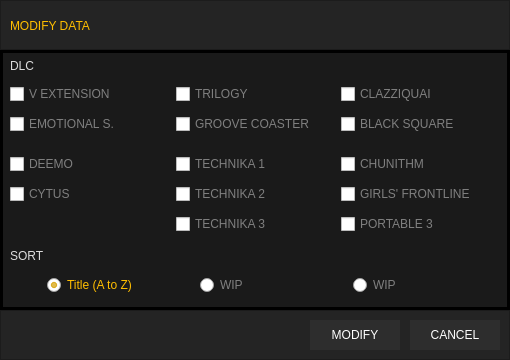
The window that ui/modify_data_ui.ui (wowvv0w/djmax-random-selector) describes before a commit, drawn with Qt 5.
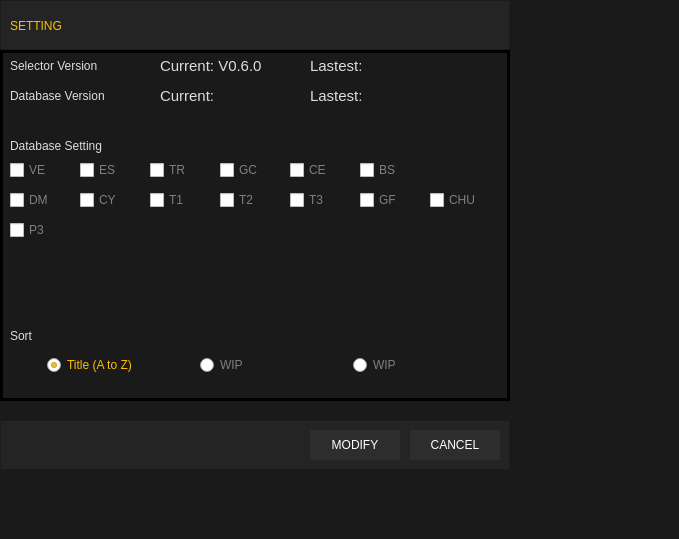
The same window after the commit.

Commit message: making setting, move functions to package, code optimize

The edit to the form file:
```diff
--- a/ui/modify_data_ui.ui
+++ b/ui/modify_data_ui.ui
@@ -6,8 +6,8 @@
    <rect>
     <x>0</x>
     <y>0</y>
-    <width>510</width>
-    <height>360</height>
+    <width>679</width>
+    <height>539</height>
    </rect>
   </property>
   <property name="minimumSize">
@@ -16,12 +16,6 @@
     <height>300</height>
    </size>
   </property>
-  <property name="maximumSize">
-   <size>
-    <width>510</width>
-    <height>360</height>
-   </size>
-  </property>
   <property name="windowTitle">
    <string>Dialog</string>
   </property>
@@ -42,7 +36,6 @@
    <property name="font">
     <font>
      <family>Lato</family>
-     <pointsize>9</pointsize>
      <weight>75</weight>
      <italic>false</italic>
      <bold>true</bold>
@@ -71,7 +64,7 @@
 font: 14pt &quot;Lato&quot;;</string>
     </property>
     <property name="text">
-     <string>MODIFY DATA</string>
+     <string>SETTING</string>
     </property>
    </widget>
   </widget>
@@ -79,7 +72,7 @@
    <property name="geometry">
     <rect>
      <x>0</x>
-     <y>310</y>
+     <y>420</y>
      <width>510</width>
      <height>50</height>
     </rect>
@@ -135,7 +128,7 @@
      <x>0</x>
      <y>50</y>
      <width>510</width>
-     <height>260</height>
+     <height>351</height>
     </rect>
    </property>
    <property name="styleSheet">
@@ -157,6 +150,12 @@
 }
 QRadioButton:Checked{
 	color: #ffbe00;
+}
+QLabel{
+	background:transparent;
+	border: none;
+	color: #dddddd;
+	font: 18px &quot;Lato&quot;;
 }</string>
    </property>
    <property name="frameShape">
@@ -165,210 +164,37 @@
    <property name="frameShadow">
     <enum>QFrame::Raised</enum>
    </property>
-   <widget class="QWidget" name="gridLayoutWidget">
-    <property name="geometry">
-     <rect>
-      <x>10</x>
-      <y>30</y>
-      <width>491</width>
-      <height>161</height>
-     </rect>
-    </property>
-    <layout class="QGridLayout" name="gridLayout">
-     <item row="1" column="0">
-      <widget class="QCheckBox" name="yd_cb_es">
-       <property name="text">
-        <string>EMOTIONAL S.</string>
-       </property>
-      </widget>
-     </item>
-     <item row="1" column="2">
-      <widget class="QCheckBox" name="yd_cb_gc">
-       <property name="text">
-        <string>GROOVE COASTER</string>
-       </property>
-      </widget>
-     </item>
-     <item row="0" column="2">
-      <widget class="QCheckBox" name="yd_cb_tr">
-       <property name="text">
-        <string>TRILOGY</string>
-       </property>
-      </widget>
-     </item>
-     <item row="0" column="4">
-      <widget class="QCheckBox" name="yd_cb_ce">
-       <property name="text">
-        <string>CLAZZIQUAI</string>
-       </property>
-      </widget>
-     </item>
-     <item row="1" column="4">
-      <widget class="QCheckBox" name="yd_cb_bs">
-       <property name="text">
-        <string>BLACK SQUARE</string>
-       </property>
-       <property name="checked">
-        <bool>false</bool>
-       </property>
-      </widget>
-     </item>
-     <item row="2" column="0">
-      <spacer name="verticalSpacer">
-       <property name="orientation">
-        <enum>Qt::Vertical</enum>
-       </property>
-       <property name="sizeType">
-        <enum>QSizePolicy::Fixed</enum>
-       </property>
-       <property name="sizeHint" stdset="0">
-        <size>
-         <width>0</width>
-         <height>10</height>
-        </size>
-       </property>
-      </spacer>
-     </item>
-     <item row="0" column="3">
-      <spacer name="horizontalSpacer_2">
-       <property name="orientation">
-        <enum>Qt::Horizontal</enum>
-       </property>
-       <property name="sizeType">
-        <enum>QSizePolicy::Fixed</enum>
-       </property>
-       <property name="sizeHint" stdset="0">
-        <size>
-         <width>0</width>
-         <height>0</height>
-        </size>
-       </property>
-      </spacer>
-     </item>
-     <item row="4" column="0">
-      <widget class="QCheckBox" name="yd_cb_cy">
-       <property name="text">
-        <string>CYTUS</string>
-       </property>
-      </widget>
-     </item>
-     <item row="4" column="2">
-      <widget class="QCheckBox" name="yd_cb_t2">
-       <property name="text">
-        <string>TECHNIKA 2</string>
-       </property>
-      </widget>
-     </item>
-     <item row="5" column="4">
-      <widget class="QCheckBox" name="yd_cb_p3">
-       <property name="text">
-        <string>PORTABLE 3</string>
-       </property>
-      </widget>
-     </item>
-     <item row="4" column="4">
-      <widget class="QCheckBox" name="yd_cb_gf">
-       <property name="text">
-        <string>GIRLS' FRONTLINE</string>
-       </property>
-      </widget>
-     </item>
-     <item row="5" column="2">
-      <widget class="QCheckBox" name="yd_cb_t3">
-       <property name="text">
-        <string>TECHNIKA 3</string>
-       </property>
-      </widget>
-     </item>
-     <item row="0" column="1">
-      <spacer name="horizontalSpacer">
-       <property name="orientation">
-        <enum>Qt::Horizontal</enum>
-       </property>
-       <property name="sizeType">
-        <enum>QSizePolicy::Fixed</enum>
-       </property>
-       <property name="sizeHint" stdset="0">
-        <size>
-         <width>0</width>
-         <height>0</height>
-        </size>
-       </property>
-      </spacer>
-     </item>
-     <item row="3" column="0">
-      <widget class="QCheckBox" name="yd_cb_dm">
-       <property name="text">
-        <string>DEEMO</string>
-       </property>
-      </widget>
-     </item>
-     <item row="0" column="0">
-      <widget class="QCheckBox" name="yd_cb_ve">
-       <property name="text">
-        <string>V EXTENSION</string>
-       </property>
-      </widget>
-     </item>
-     <item row="3" column="2">
-      <widget class="QCheckBox" name="yd_cb_t1">
-       <property name="text">
-        <string>TECHNIKA 1</string>
-       </property>
-      </widget>
-     </item>
-     <item row="3" column="4">
-      <widget class="QCheckBox" name="yd_cb_chu">
-       <property name="text">
-        <string>CHUNITHM</string>
-       </property>
-      </widget>
-     </item>
-    </layout>
-   </widget>
    <widget class="QLabel" name="label_2">
     <property name="geometry">
      <rect>
       <x>10</x>
-      <y>0</y>
+      <y>80</y>
       <width>141</width>
       <height>31</height>
      </rect>
     </property>
-    <property name="styleSheet">
-     <string notr="true">background:transparent;
-border: none;
-color: #dddddd;
-font: 13pt &quot;Lato&quot;;</string>
-    </property>
     <property name="text">
-     <string>DLC</string>
+     <string>Database Setting</string>
     </property>
    </widget>
    <widget class="QLabel" name="label_3">
     <property name="geometry">
      <rect>
       <x>10</x>
-      <y>190</y>
+      <y>270</y>
       <width>141</width>
       <height>31</height>
      </rect>
     </property>
-    <property name="styleSheet">
-     <string notr="true">background:transparent;
-border: none;
-color: #dddddd;
-font: 13pt &quot;Lato&quot;;</string>
-    </property>
     <property name="text">
-     <string>SORT</string>
+     <string>Sort</string>
     </property>
    </widget>
    <widget class="QWidget" name="horizontalLayoutWidget">
     <property name="geometry">
      <rect>
       <x>10</x>
-      <y>220</y>
+      <y>300</y>
       <width>491</width>
       <height>31</height>
      </rect>
@@ -424,10 +250,281 @@
      </item>
     </layout>
    </widget>
-   <zorder>label_2</zorder>
-   <zorder>gridLayoutWidget</zorder>
-   <zorder>label_3</zorder>
-   <zorder>horizontalLayoutWidget</zorder>
+   <widget class="QLabel" name="label_4">
+    <property name="geometry">
+     <rect>
+      <x>10</x>
+      <y>30</y>
+      <width>141</width>
+      <height>31</height>
+     </rect>
+    </property>
+    <property name="text">
+     <string>Database Version</string>
+    </property>
+   </widget>
+   <widget class="QLabel" name="label_5">
+    <property name="geometry">
+     <rect>
+      <x>160</x>
+      <y>30</y>
+      <width>141</width>
+      <height>31</height>
+     </rect>
+    </property>
+    <property name="styleSheet">
+     <string notr="true">font: 15px</string>
+    </property>
+    <property name="text">
+     <string>Current:</string>
+    </property>
+   </widget>
+   <widget class="QLabel" name="label_6">
+    <property name="geometry">
+     <rect>
+      <x>310</x>
+      <y>30</y>
+      <width>141</width>
+      <height>31</height>
+     </rect>
+    </property>
+    <property name="styleSheet">
+     <string notr="true">font: 15px</string>
+    </property>
+    <property name="text">
+     <string>Lastest:</string>
+    </property>
+   </widget>
+   <widget class="QLabel" name="label_7">
+    <property name="geometry">
+     <rect>
+      <x>10</x>
+      <y>0</y>
+      <width>141</width>
+      <height>31</height>
+     </rect>
+    </property>
+    <property name="text">
+     <string>Selector Version</string>
+    </property>
+   </widget>
+   <widget class="QLabel" name="label_8">
+    <property name="geometry">
+     <rect>
+      <x>160</x>
+      <y>0</y>
+      <width>141</width>
+      <height>31</height>
+     </rect>
+    </property>
+    <property name="styleSheet">
+     <string notr="true">font: 15px</string>
+    </property>
+    <property name="text">
+     <string>Current: V0.6.0</string>
+    </property>
+   </widget>
+   <widget class="QLabel" name="label_9">
+    <property name="geometry">
+     <rect>
+      <x>310</x>
+      <y>0</y>
+      <width>141</width>
+      <height>31</height>
+     </rect>
+    </property>
+    <property name="styleSheet">
+     <string notr="true">font: 15px</string>
+    </property>
+    <property name="text">
+     <string>Lastest:</string>
+    </property>
+   </widget>
+   <widget class="QCheckBox" name="yd_cb_ve">
+    <property name="geometry">
+     <rect>
+      <x>10</x>
+      <y>110</y>
+      <width>60</width>
+      <height>20</height>
+     </rect>
+    </property>
+    <property name="text">
+     <string>VE</string>
+    </property>
+   </widget>
+   <widget class="QCheckBox" name="yd_cb_es">
+    <property name="geometry">
+     <rect>
+      <x>80</x>
+      <y>110</y>
+      <width>60</width>
+      <height>20</height>
+     </rect>
+    </property>
+    <property name="text">
+     <string>ES</string>
+    </property>
+   </widget>
+   <widget class="QCheckBox" name="yd_cb_tr">
+    <property name="geometry">
+     <rect>
+      <x>150</x>
+      <y>110</y>
+      <width>60</width>
+      <height>20</height>
+     </rect>
+    </property>
+    <property name="text">
+     <string>TR</string>
+    </property>
+   </widget>
+   <widget class="QCheckBox" name="yd_cb_gc">
+    <property name="geometry">
+     <rect>
+      <x>220</x>
+      <y>110</y>
+      <width>60</width>
+      <height>20</height>
+     </rect>
+    </property>
+    <property name="text">
+     <string>GC</string>
+    </property>
+   </widget>
+   <widget class="QCheckBox" name="yd_cb_ce">
+    <property name="geometry">
+     <rect>
+      <x>290</x>
+      <y>110</y>
+      <width>60</width>
+      <height>20</height>
+     </rect>
+    </property>
+    <property name="text">
+     <string>CE</string>
+    </property>
+   </widget>
+   <widget class="QCheckBox" name="yd_cb_bs">
+    <property name="geometry">
+     <rect>
+      <x>360</x>
+      <y>110</y>
+      <width>60</width>
+      <height>20</height>
+     </rect>
+    </property>
+    <property name="text">
+     <string>BS</string>
+    </property>
+    <property name="checked">
+     <bool>false</bool>
+    </property>
+   </widget>
+   <widget class="QCheckBox" name="yd_cb_dm">
+    <property name="geometry">
+     <rect>
+      <x>10</x>
+      <y>140</y>
+      <width>60</width>
+      <height>20</height>
+     </rect>
+    </property>
+    <property name="text">
+     <string>DM</string>
+    </property>
+   </widget>
+   <widget class="QCheckBox" name="yd_cb_cy">
+    <property name="geometry">
+     <rect>
+      <x>80</x>
+      <y>140</y>
+      <width>60</width>
+      <height>20</height>
+     </rect>
+    </property>
+    <property name="text">
+     <string>CY</string>
+    </property>
+   </widget>
+   <widget class="QCheckBox" name="yd_cb_t1">
+    <property name="geometry">
+     <rect>
+      <x>150</x>
+      <y>140</y>
+      <width>60</width>
+      <height>20</height>
+     </rect>
+    </property>
+    <property name="text">
+     <string>T1</string>
+    </property>
+   </widget>
+   <widget class="QCheckBox" name="yd_cb_t2">
+    <property name="geometry">
+     <rect>
+      <x>220</x>
+      <y>140</y>
+      <width>60</width>
+      <height>20</height>
+     </rect>
+    </property>
+    <property name="text">
+     <string>T2</string>
+    </property>
+   </widget>
+   <widget class="QCheckBox" name="yd_cb_t3">
+    <property name="geometry">
+     <rect>
+      <x>290</x>
+      <y>140</y>
+      <width>60</width>
+      <height>20</height>
+     </rect>
+    </property>
+    <property name="text">
+     <string>T3</string>
+    </property>
+   </widget>
+   <widget class="QCheckBox" name="yd_cb_chu">
+    <property name="geometry">
+     <rect>
+      <x>430</x>
+      <y>140</y>
+      <width>60</width>
+      <height>20</height>
+     </rect>
+    </property>
+    <property name="text">
+     <string>CHU</string>
+    </property>
+   </widget>
+   <widget class="QCheckBox" name="yd_cb_gf">
+    <property name="geometry">
+     <rect>
+      <x>360</x>
+      <y>140</y>
+      <width>60</width>
+      <height>20</height>
+     </rect>
+    </property>
+    <property name="text">
+     <string>GF</string>
+    </property>
+   </widget>
+   <widget class="QCheckBox" name="yd_cb_p3">
+    <property name="geometry">
+     <rect>
+      <x>10</x>
+      <y>170</y>
+      <width>60</width>
+      <height>20</height>
+     </rect>
+    </property>
+    <property name="text">
+     <string>P3</string>
+    </property>
+   </widget>
   </widget>
   <zorder>frame_3</zorder>
   <zorder>frame_2</zorder>
```
Left out of the diff: 6 changed lines with no effect on the pictures. The commit also changes 9 other files.
